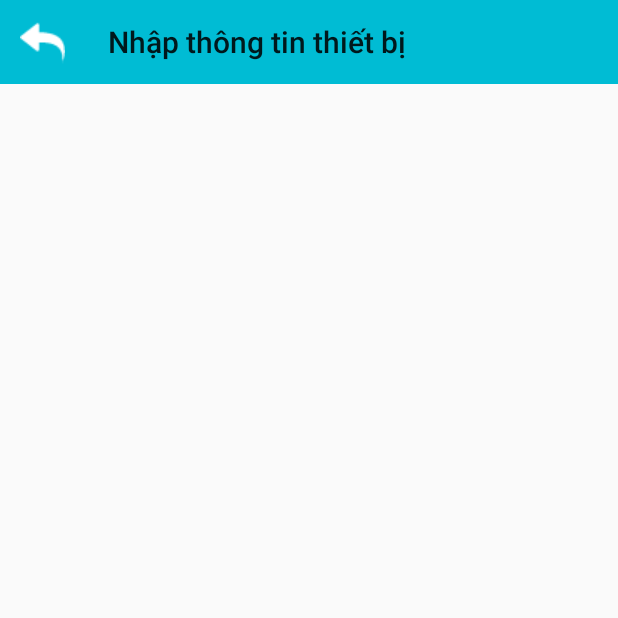
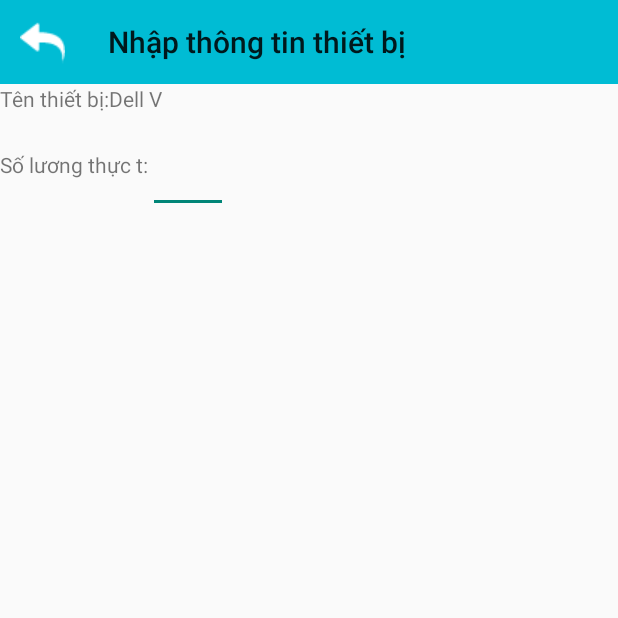
Before and after one commit to linnguyen/QR_Device_ScannerV1, an Android app: the ActivityInventoryPerDevice screen opened directly, with no data from a screen before it, on a phone screen of 412 x 824 dp, the top half of it. Run offline under Robolectric (Android 15) with nearby library versions, the phone set to English and light mode, and no system bars.

Commit message:
custom ui

```diff
--- a/app/src/main/res/layout/activity_inventory_per_device.xml
+++ b/app/src/main/res/layout/activity_inventory_per_device.xml
@@ -1,5 +1,5 @@
 <?xml version="1.0" encoding="utf-8"?>
-<RelativeLayout xmlns:android="http://schemas.android.com/apk/res/android"
+<LinearLayout xmlns:android="http://schemas.android.com/apk/res/android"
     xmlns:tools="http://schemas.android.com/tools"
     xmlns:app="http://schemas.android.com/apk/res-auto"
     android:id="@+id/activity_main"
@@ -14,5 +14,30 @@
         android:background="#00BCD4"
         android:layout_height="56dp">
     </android.support.v7.widget.Toolbar>
+    <LinearLayout
+        android:orientation="horizontal"
+        android:layout_width="match_parent"
+        android:layout_height="wrap_content">
+        <TextView
+            android:text="Tên thiết bị:"
+            android:layout_width="wrap_content"
+            android:layout_height="wrap_content" />
+        <TextView
+            android:text="Dell V"
+            android:layout_width="wrap_content"
+            android:layout_height="wrap_content" />
+    </LinearLayout>
+    <LinearLayout
+        android:orientation="horizontal"
+        android:layout_width="match_parent"
+        android:layout_height="wrap_content">
+        <TextView
+            android:text="Số lương thực t:"
+            android:layout_width="wrap_content"
+            android:layout_height="wrap_content" />
+        <EditText
+            android:layout_width="80px"
+            android:layout_height="100px" />
+    </LinearLayout>
 
-</RelativeLayout>
+</LinearLayout>
```
